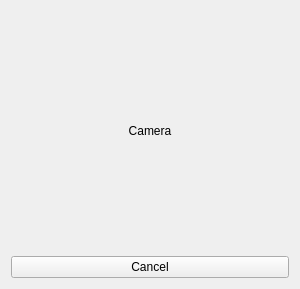
This is src/home.ui in YanVictorSN/access-control-project as Qt 5 draws it before an edit. The edited form follows.
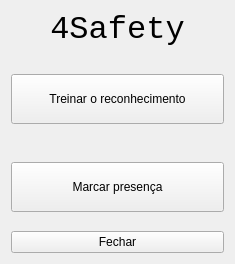
This is the edited form.

Patch:
```diff
--- a/src/home.ui
+++ b/src/home.ui
@@ -6,30 +6,129 @@
    <rect>
     <x>0</x>
     <y>0</y>
-    <width>300</width>
-    <height>289</height>
+    <width>235</width>
+    <height>264</height>
    </rect>
   </property>
+  <property name="minimumSize">
+   <size>
+    <width>0</width>
+    <height>50</height>
+   </size>
+  </property>
   <property name="windowTitle">
    <string>Form</string>
   </property>
   <layout class="QGridLayout" name="gridLayout_2">
-   <item row="1" column="0">
-    <widget class="QPushButton" name="cancel_QPB">
+   <item row="3" column="0">
+    <widget class="QPushButton" name="close_QPB">
      <property name="text">
-      <string>Cancel</string>
+      <string>Fechar</string>
      </property>
     </widget>
    </item>
    <item row="0" column="0">
-    <widget class="QLabel" name="camera_QL">
-     <property name="text">
-      <string>Camera</string>
+    <layout class="QGridLayout" name="gridLayout" rowstretch="0,0,0,0,0,0">
+     <property name="sizeConstraint">
+      <enum>QLayout::SetDefaultConstraint</enum>
      </property>
-     <property name="alignment">
-      <set>Qt::AlignCenter</set>
+     <property name="verticalSpacing">
+      <number>0</number>
      </property>
-    </widget>
+     <item row="3" column="0">
+      <spacer name="verticalSpacer">
+       <property name="orientation">
+        <enum>Qt::Vertical</enum>
+       </property>
+       <property name="sizeHint" stdset="0">
+        <size>
+         <width>20</width>
+         <height>40</height>
+        </size>
+       </property>
+      </spacer>
+     </item>
+     <item row="2" column="0">
+      <widget class="QPushButton" name="train_QPB">
+       <property name="minimumSize">
+        <size>
+         <width>0</width>
+         <height>50</height>
+        </size>
+       </property>
+       <property name="text">
+        <string>Treinar o reconhecimento</string>
+       </property>
+      </widget>
+     </item>
+     <item row="5" column="0">
+      <spacer name="verticalSpacer_2">
+       <property name="orientation">
+        <enum>Qt::Vertical</enum>
+       </property>
+       <property name="sizeHint" stdset="0">
+        <size>
+         <width>20</width>
+         <height>40</height>
+        </size>
+       </property>
+      </spacer>
+     </item>
+     <item row="4" column="0">
+      <widget class="QPushButton" name="attendence_QPB">
+       <property name="minimumSize">
+        <size>
+         <width>50</width>
+         <height>50</height>
+        </size>
+       </property>
+       <property name="maximumSize">
+        <size>
+         <width>215</width>
+         <height>23</height>
+        </size>
+       </property>
+       <property name="text">
+        <string>Marcar presença</string>
+       </property>
+      </widget>
+     </item>
+     <item row="1" column="0">
+      <spacer name="verticalSpacer_3">
+       <property name="orientation">
+        <enum>Qt::Vertical</enum>
+       </property>
+       <property name="sizeHint" stdset="0">
+        <size>
+         <width>20</width>
+         <height>40</height>
+        </size>
+       </property>
+      </spacer>
+     </item>
+     <item row="0" column="0">
+      <widget class="QLabel" name="logo_QL">
+       <property name="maximumSize">
+        <size>
+         <width>16777215</width>
+         <height>50</height>
+        </size>
+       </property>
+       <property name="font">
+        <font>
+         <family>Consolas</family>
+         <pointsize>24</pointsize>
+        </font>
+       </property>
+       <property name="text">
+        <string>4Safety</string>
+       </property>
+       <property name="alignment">
+        <set>Qt::AlignCenter</set>
+       </property>
+      </widget>
+     </item>
+    </layout>
    </item>
   </layout>
  </widget>
```
